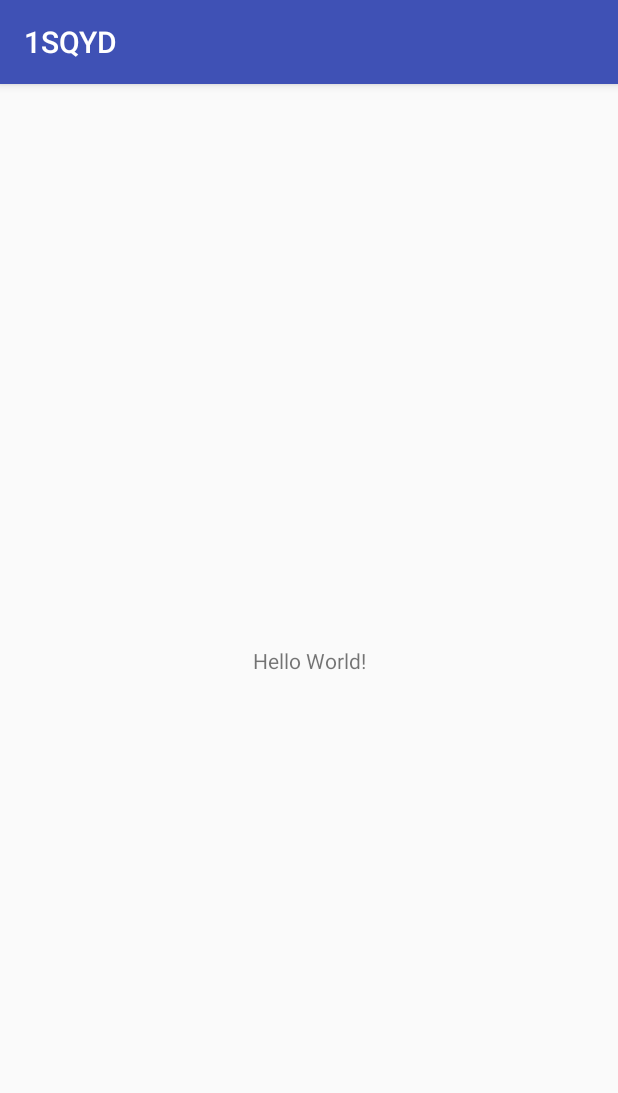
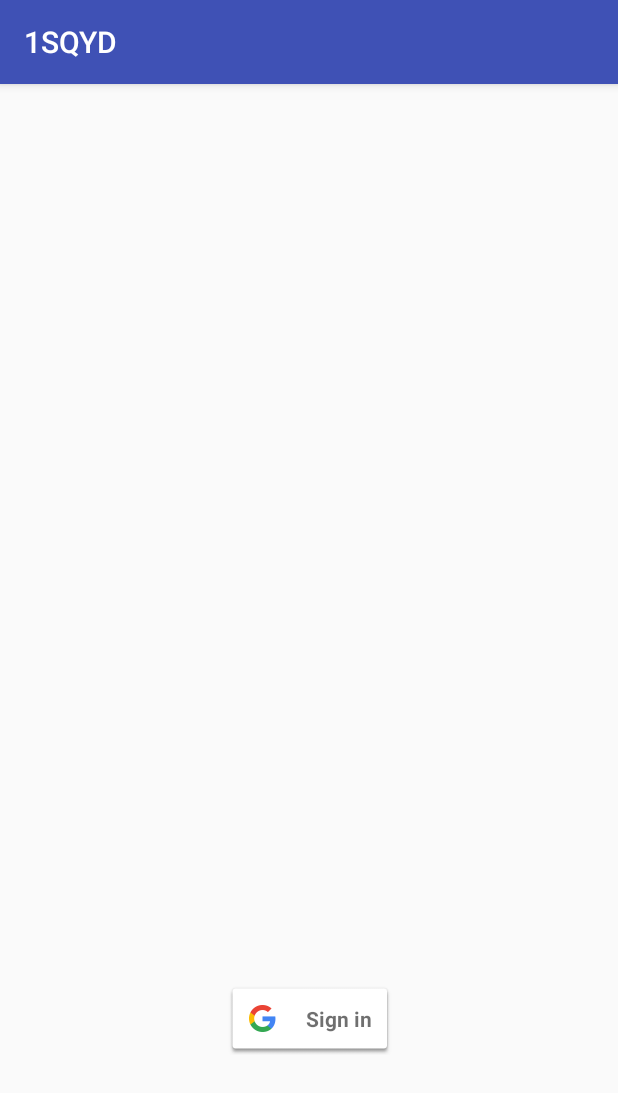
Before and after one commit to krohithreddy/1sqyd-app, an Android app: the screen it shows after launch (LoginScreen), on a phone screen of 412 x 824 dp. Shown: the top 1093 px of the screen. Run offline under Robolectric (Android 15) with nearby library versions, the phone set to English and light mode, and no system bars.

Commit message:
Google Signin : Initial

```diff
--- a/app/build.gradle
+++ b/app/build.gradle
@@ -19,6 +19,7 @@ android {
 }
 
 dependencies {
+    compile 'com.google.android.gms:play-services-auth:11.8.0'
     implementation fileTree(dir: 'libs', include: ['*.jar'])
     implementation 'com.android.support:appcompat-v7:26.1.0'
     implementation 'com.android.support.constraint:constraint-layout:1.1.0'
--- a/app/src/main/java/com/startup/oneSQYD/LoginScreen.java
+++ b/app/src/main/java/com/startup/oneSQYD/LoginScreen.java
@@ -1,13 +1,89 @@
 package com.startup.oneSQYD;
 
+import android.content.Intent;
 import android.support.v7.app.AppCompatActivity;
 import android.os.Bundle;
+import android.util.Log;
+import android.view.View;
 
-public class LoginScreen extends AppCompatActivity {
+import com.google.android.gms.auth.api.signin.GoogleSignIn;
+import com.google.android.gms.auth.api.signin.GoogleSignInAccount;
+import com.google.android.gms.auth.api.signin.GoogleSignInClient;
+import com.google.android.gms.auth.api.signin.GoogleSignInOptions;
+import com.google.android.gms.common.api.ApiException;
+import com.google.android.gms.tasks.Task;
 
+
+public class LoginScreen extends AppCompatActivity implements View.OnClickListener{
+    private static final String TAG = "TAG";
+    private static int RC_SIGN_IN = 9001;
+    GoogleSignInClient mGoogleSignInClient;
     @Override
     protected void onCreate(Bundle savedInstanceState) {
         super.onCreate(savedInstanceState);
         setContentView(R.layout.activity_login_screen);
+        // Configure sign-in to request the user's ID, email address, and basic
+        // profile. ID and basic profile are included in DEFAULT_SIGN_IN.
+        GoogleSignInOptions gso = new GoogleSignInOptions.Builder(GoogleSignInOptions.DEFAULT_SIGN_IN)
+                .requestEmail()
+                .build();
+
+        // Build a GoogleSignInClient with the options specified by gso.
+        mGoogleSignInClient = GoogleSignIn.getClient(this, gso);
+
+        findViewById(R.id.sign_in_button).setOnClickListener(this);
+
     }
+
+    @Override
+    public void onClick(View v) {
+        switch (v.getId()) {
+            case R.id.sign_in_button:
+                GoogleSignInAccount account = GoogleSignIn.getLastSignedInAccount(this);
+                System.out.println("The Display name : "+account.getDisplayName());
+                if(account == null){
+                    System.out.println("New Login");
+                    signIn();}
+                else
+                    System.out.print("The email : " +
+                            account.getEmail());
+                break;
+            // ...
+        }
+    }
+
+    private void signIn() {
+        Intent signInIntent = mGoogleSignInClient.getSignInIntent();
+        startActivityForResult(signInIntent, RC_SIGN_IN);
+    }
+
+    @Override
+    public void onActivityResult(int requestCode, int resultCode, Intent data) {
+        super.onActivityResult(requestCode, resultCode, data);
+
+        // Result returned from launching the Intent from GoogleSignInClient.getSignInIntent(...);
+        if (requestCode == RC_SIGN_IN) {
+            // The Task returned from this call is always completed, no need to attach
+            // a listener.
+            Task<GoogleSignInAccount> task = GoogleSignIn.getSignedInAccountFromIntent(data);
+            handleSignInResult(task);
+        }
+    }
+    private void handleSignInResult(Task<GoogleSignInAccount> completedTask) {
+        try {
+            GoogleSignInAccount account = completedTask.getResult(ApiException.class);
+
+            // Signed in successfully, show authenticated UI.
+            Log.w(TAG, "signInResult=" + account.getGivenName());
+        } catch (ApiException e) {
+            // The ApiException status code indicates the detailed failure reason.
+            // Please refer to the GoogleSignInStatusCodes class reference for more information.
+            Log.w(TAG, "signInResult:failed code=" + e.getStatusCode());
+
+        }
+    }
+
+
+
+
 }
--- a/app/src/main/res/layout/activity_login_screen.xml
+++ b/app/src/main/res/layout/activity_login_screen.xml
@@ -4,15 +4,25 @@
     xmlns:tools="http://schemas.android.com/tools"
     android:layout_width="match_parent"
     android:layout_height="match_parent"
-    tools:context=".LoginScreen">
+    tools:context=".LoginScreen"
+    tools:layout_editor_absoluteY="81dp">
 
-    <TextView
+
+
+    <com.google.android.gms.common.SignInButton
+        android:id="@+id/sign_in_button"
         android:layout_width="wrap_content"
         android:layout_height="wrap_content"
-        android:text="Hello World!"
+        android:layout_marginBottom="8dp"
+        android:layout_marginEnd="8dp"
+        android:layout_marginStart="8dp"
+        android:layout_marginTop="8dp"
+        android:text="Google Signin"
         app:layout_constraintBottom_toBottomOf="parent"
-        app:layout_constraintLeft_toLeftOf="parent"
-        app:layout_constraintRight_toRightOf="parent"
-        app:layout_constraintTop_toTopOf="parent" />
+        app:layout_constraintEnd_toEndOf="parent"
+        app:layout_constraintHorizontal_bias="0.502"
+        app:layout_constraintStart_toStartOf="parent"
+        app:layout_constraintTop_toTopOf="parent"
+        app:layout_constraintVertical_bias="0.84" />
 
 </android.support.constraint.ConstraintLayout>
--- a/build.gradle
+++ b/build.gradle
@@ -19,6 +19,9 @@ allprojects {
     repositories {
         google()
         jcenter()
+        maven {
+                 url 'https://maven.google.com'
+             }
     }
 }
 
```
Also changed, not shown: 1 other file.
